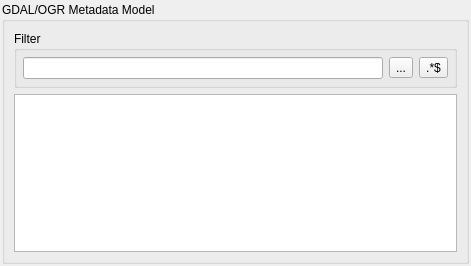
The window that qps/ui/gdalmetadatamodelwidget.ui (EnMAP-Box/qgispluginsupport) describes before a commit, drawn with Qt 5.
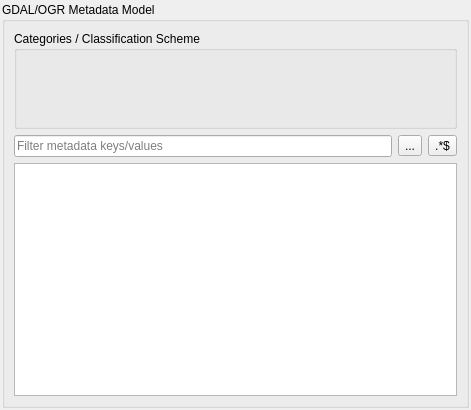
The same window after the commit. Icons and pictures are not drawn. Custom widgets are drawn as their Qt base class.

What changed in the file:
```diff
--- a/qps/ui/gdalmetadatamodelwidget.ui
+++ b/qps/ui/gdalmetadatamodelwidget.ui
@@ -7,7 +7,7 @@
     <x>0</x>
     <y>0</y>
     <width>471</width>
-    <height>266</height>
+    <height>410</height>
    </rect>
   </property>
   <property name="windowTitle">
@@ -54,26 +54,50 @@
          </size>
         </property>
         <property name="title">
-         <string>Filter</string>
+         <string>Categories / Classification Scheme</string>
         </property>
-        <property name="collapsed">
+        <property name="checkable">
          <bool>false</bool>
         </property>
-        <layout class="QHBoxLayout" name="horizontalLayout_2">
+        <layout class="QVBoxLayout" name="verticalLayout_2">
+         <property name="spacing">
+          <number>0</number>
+         </property>
          <property name="leftMargin">
-          <number>6</number>
+          <number>0</number>
          </property>
          <property name="topMargin">
-          <number>6</number>
+          <number>0</number>
          </property>
          <property name="rightMargin">
-          <number>6</number>
+          <number>0</number>
          </property>
          <property name="bottomMargin">
-          <number>6</number>
+          <number>0</number>
+         </property>
+         <item>
+          <widget class="ClassificationSchemeWidget" name="classificationSchemeWidget" native="true">
+           <property name="minimumSize">
+            <size>
+             <width>0</width>
+             <height>75</height>
+            </size>
+           </property>
+          </widget>
+         </item>
+        </layout>
+       </widget>
+      </item>
+      <item>
+       <layout class="QHBoxLayout" name="horizontalLayout">
+        <property name="topMargin">
+         <number>0</number>
          </property>
          <item>
           <widget class="QgsFilterLineEdit" name="tbFilter">
+          <property name="placeholderText">
+           <string>Filter metadata keys/values</string>
+          </property>
            <property name="showSearchIcon">
             <bool>true</bool>
            </property>
@@ -100,7 +124,6 @@
           </widget>
          </item>
         </layout>
-       </widget>
       </item>
       <item>
        <widget class="GDALMetadataModelTreeView" name="tableView">
@@ -159,6 +182,12 @@
    <extends>QTreeView</extends>
    <header>qps.layerconfigwidgets.gdalmetadata</header>
   </customwidget>
+  <customwidget>
+   <class>ClassificationSchemeWidget</class>
+   <extends>QWidget</extends>
+   <header>qps.classification.classificationscheme</header>
+   <container>1</container>
+  </customwidget>
  </customwidgets>
  <resources>
   <include location="../qpsresources.qrc"/>
```
Left out of the diff: 2 changed lines with no effect on the pictures. Lines whose indentation alone changed are shown as unchanged.
